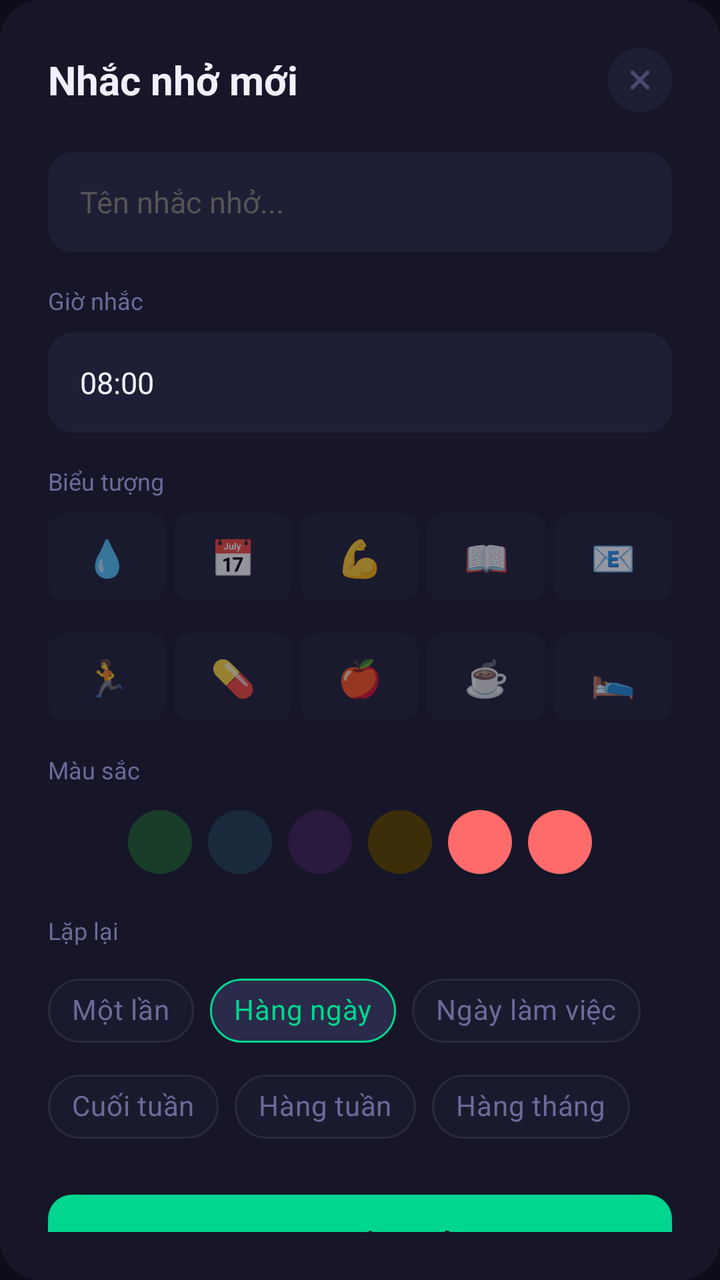
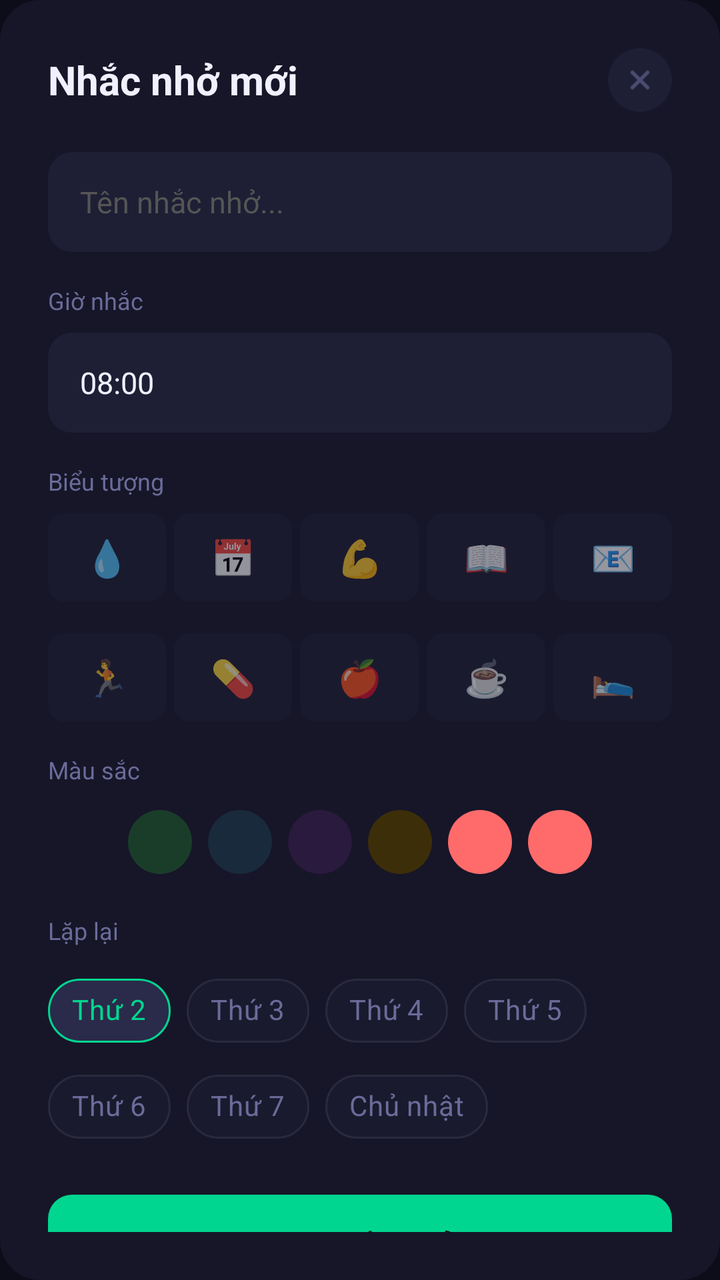

The first picture is an Android layout as it rendered before a commit; the second is the same layout after the commit. The layout source and the unified diff follow.
<!-- AndroidManifest.xml: application theme Theme.NoteApp -->
<!-- res/layout/dialog_new_reminder.xml -->
<?xml version="1.0" encoding="utf-8"?>
<LinearLayout xmlns:android="http://schemas.android.com/apk/res/android"
    android:layout_width="match_parent"
    android:layout_height="wrap_content"
    android:background="@drawable/bg_dialog"
    android:orientation="vertical"
    android:padding="24dp">

    
    <RelativeLayout
        android:layout_width="match_parent"
        android:layout_height="wrap_content"
        android:layout_marginBottom="20dp">

        <TextView
            android:layout_width="wrap_content"
            android:layout_height="wrap_content"
            android:layout_centerVertical="true"
            android:text="Nhắc nhở mới"
            android:textColor="@color/text_primary"
            android:textSize="20sp"
            android:textStyle="bold" />

        <ImageView
            android:id="@+id/btn_close"
            android:layout_width="32dp"
            android:layout_height="32dp"
            android:layout_alignParentEnd="true"
            android:layout_centerVertical="true"
            android:background="@drawable/bg_close_button"
            android:padding="8dp"
            android:src="@android:drawable/ic_menu_close_clear_cancel"
            android:tint="@color/text_secondary" />
    </RelativeLayout>

    
    <EditText
        android:id="@+id/et_reminder_title"
        android:layout_width="match_parent"
        android:layout_height="50dp"
        android:layout_marginBottom="16dp"
        android:background="@drawable/bg_input_field"
        android:hint="Tên nhắc nhở..."
        android:inputType="text"
        android:paddingStart="16dp"
        android:paddingEnd="16dp"
        android:textColor="@color/text_primary"
        android:textColorHint="@color/text_muted"
        android:textSize="15sp" />

    
    <TextView
        android:layout_width="wrap_content"
        android:layout_height="wrap_content"
        android:layout_marginBottom="8dp"
        android:text="Giờ nhắc"
        android:textColor="@color/text_secondary"
        android:textSize="12sp" />

    
    <EditText
        android:id="@+id/et_time"
        android:layout_width="match_parent"
        android:layout_height="50dp"
        android:layout_marginBottom="16dp"
        android:background="@drawable/bg_input_field"
        android:hint="08:00"
        android:inputType="time"
        android:paddingStart="16dp"
        android:paddingEnd="16dp"
        android:textColor="@color/text_primary"
        android:textColorHint="@color/text_muted"
        android:textSize="15sp"
        android:text="08:00" />

    
    <TextView
        android:layout_width="wrap_content"
        android:layout_height="wrap_content"
        android:layout_marginBottom="8dp"
        android:text="Biểu tượng"
        android:textColor="@color/text_secondary"
        android:textSize="12sp" />

    
    <LinearLayout
        android:id="@+id/icon_grid"
        android:layout_width="match_parent"
        android:layout_height="wrap_content"
        android:layout_marginBottom="16dp"
        android:orientation="horizontal">

        <TextView android:id="@+id/icon_0" android:layout_width="0dp" android:layout_height="44dp" android:layout_weight="1" android:layout_marginEnd="4dp" android:background="@drawable/bg_chip_category_default" android:gravity="center" android:text="💧" android:textSize="18sp" />
        <TextView android:id="@+id/icon_1" android:layout_width="0dp" android:layout_height="44dp" android:layout_weight="1" android:layout_marginEnd="4dp" android:background="@drawable/bg_chip_category_default" android:gravity="center" android:text="📅" android:textSize="18sp" />
        <TextView android:id="@+id/icon_2" android:layout_width="0dp" android:layout_height="44dp" android:layout_weight="1" android:layout_marginEnd="4dp" android:background="@drawable/bg_chip_category_default" android:gravity="center" android:text="💪" android:textSize="18sp" />
        <TextView android:id="@+id/icon_3" android:layout_width="0dp" android:layout_height="44dp" android:layout_weight="1" android:layout_marginEnd="4dp" android:background="@drawable/bg_chip_category_default" android:gravity="center" android:text="📖" android:textSize="18sp" />
        <TextView android:id="@+id/icon_4" android:layout_width="0dp" android:layout_height="44dp" android:layout_weight="1" android:background="@drawable/bg_chip_category_default" android:gravity="center" android:text="📧" android:textSize="18sp" />
    </LinearLayout>

    <LinearLayout
        android:layout_width="match_parent"
        android:layout_height="wrap_content"
        android:layout_marginBottom="16dp"
        android:orientation="horizontal">

        <TextView android:id="@+id/icon_5" android:layout_width="0dp" android:layout_height="44dp" android:layout_weight="1" android:layout_marginEnd="4dp" android:background="@drawable/bg_chip_category_default" android:gravity="center" android:text="🏃" android:textSize="18sp" />
        <TextView android:id="@+id/icon_6" android:layout_width="0dp" android:layout_height="44dp" android:layout_weight="1" android:layout_marginEnd="4dp" android:background="@drawable/bg_chip_category_default" android:gravity="center" android:text="💊" android:textSize="18sp" />
        <TextView android:id="@+id/icon_7" android:layout_width="0dp" android:layout_height="44dp" android:layout_weight="1" android:layout_marginEnd="4dp" android:background="@drawable/bg_chip_category_default" android:gravity="center" android:text="🍎" android:textSize="18sp" />
        <TextView android:id="@+id/icon_8" android:layout_width="0dp" android:layout_height="44dp" android:layout_weight="1" android:layout_marginEnd="4dp" android:background="@drawable/bg_chip_category_default" android:gravity="center" android:text="☕" android:textSize="18sp" />
        <TextView android:id="@+id/icon_9" android:layout_width="0dp" android:layout_height="44dp" android:layout_weight="1" android:background="@drawable/bg_chip_category_default" android:gravity="center" android:text="🛌" android:textSize="18sp" />
    </LinearLayout>

    
    <TextView
        android:layout_width="wrap_content"
        android:layout_height="wrap_content"
        android:layout_marginBottom="8dp"
        android:text="Màu sắc"
        android:textColor="@color/text_secondary"
        android:textSize="12sp" />

    
    <LinearLayout
        android:id="@+id/color_picker"
        android:layout_width="match_parent"
        android:layout_height="wrap_content"
        android:layout_marginBottom="16dp"
        android:gravity="center"
        android:orientation="horizontal">

        <View android:id="@+id/color_0" android:layout_width="32dp" android:layout_height="32dp" android:layout_margin="4dp" android:background="@drawable/circle_icon_green" />
        <View android:id="@+id/color_1" android:layout_width="32dp" android:layout_height="32dp" android:layout_margin="4dp" android:background="@drawable/circle_icon_blue" />
        <View android:id="@+id/color_2" android:layout_width="32dp" android:layout_height="32dp" android:layout_margin="4dp" android:background="@drawable/circle_icon_purple" />
        <View android:id="@+id/color_3" android:layout_width="32dp" android:layout_height="32dp" android:layout_margin="4dp" android:background="@drawable/circle_icon_yellow" />
        <View android:id="@+id/color_4" android:layout_width="32dp" android:layout_height="32dp" android:layout_margin="4dp" android:background="@drawable/circle_icon_red" />
        <View android:id="@+id/color_5" android:layout_width="32dp" android:layout_height="32dp" android:layout_margin="4dp" android:background="@drawable/circle_icon_red" />
    </LinearLayout>

    
    <TextView
        android:layout_width="wrap_content"
        android:layout_height="wrap_content"
        android:layout_marginBottom="8dp"
        android:text="Lặp lại"
        android:textColor="@color/text_secondary"
        android:textSize="12sp" />

    
    <com.google.android.material.chip.ChipGroup
        android:id="@+id/chip_group_repeat"
        android:layout_width="match_parent"
        android:layout_height="wrap_content"
        android:layout_marginBottom="20dp"
        app:singleSelection="true"
        xmlns:app="http://schemas.android.com/apk/res-auto">

        <com.google.android.material.chip.Chip
            android:id="@+id/chip_once"
            style="@style/Widget.MaterialComponents.Chip.Choice"
            android:layout_width="wrap_content"
            android:layout_height="wrap_content"
            android:text="Một lần"
            android:textColor="@color/text_secondary"
            app:chipBackgroundColor="@color/chip_default"
            app:chipStrokeColor="@color/chip_border"
            app:chipStrokeWidth="1dp" />

        <com.google.android.material.chip.Chip
            android:id="@+id/chip_daily"
            style="@style/Widget.MaterialComponents.Chip.Choice"
            android:layout_width="wrap_content"
            android:layout_height="wrap_content"
            android:text="Hàng ngày"
            android:textColor="@color/accent_green"
            app:chipBackgroundColor="@color/chip_selected"
            app:chipStrokeColor="@color/accent_green"
            app:chipStrokeWidth="1dp"
            android:checked="true" />

        <com.google.android.material.chip.Chip
            android:id="@+id/chip_workdays"
            style="@style/Widget.MaterialComponents.Chip.Choice"
            android:layout_width="wrap_content"
            android:layout_height="wrap_content"
            android:text="Ngày làm việc"
            android:textColor="@color/text_secondary"
            app:chipBackgroundColor="@color/chip_default"
            app:chipStrokeColor="@color/chip_border"
            app:chipStrokeWidth="1dp" />

        <com.google.android.material.chip.Chip
            android:id="@+id/chip_weekend"
            style="@style/Widget.MaterialComponents.Chip.Choice"
            android:layout_width="wrap_content"
            android:layout_height="wrap_content"
            android:text="Cuối tuần"
            android:textColor="@color/text_secondary"
            app:chipBackgroundColor="@color/chip_default"
            app:chipStrokeColor="@color/chip_border"
            app:chipStrokeWidth="1dp" />

        <com.google.android.material.chip.Chip
            android:id="@+id/chip_weekly"
            style="@style/Widget.MaterialComponents.Chip.Choice"
            android:layout_width="wrap_content"
            android:layout_height="wrap_content"
            android:text="Hàng tuần"
            android:textColor="@color/text_secondary"
            app:chipBackgroundColor="@color/chip_default"
            app:chipStrokeColor="@color/chip_border"
            app:chipStrokeWidth="1dp" />

        <com.google.android.material.chip.Chip
            android:id="@+id/chip_monthly"
            style="@style/Widget.MaterialComponents.Chip.Choice"
            android:layout_width="wrap_content"
            android:layout_height="wrap_content"
            android:text="Hàng tháng"
            android:textColor="@color/text_secondary"
            app:chipBackgroundColor="@color/chip_default"
            app:chipStrokeColor="@color/chip_border"
            app:chipStrokeWidth="1dp" />
    </com.google.android.material.chip.ChipGroup>

    
    <TextView
        android:id="@+id/btn_add_reminder"
        android:layout_width="match_parent"
        android:layout_height="50dp"
        android:background="@drawable/bg_button_primary"
        android:gravity="center"
        android:text="Tạo nhắc nhở"
        android:textColor="@color/bg_dark"
        android:textSize="16sp"
        android:textStyle="bold" />

</LinearLayout>
<!-- resources referenced by this layout -->
<resources>
  <color name="accent_green">#00D68F</color>
  <color name="bg_dark">#0D0D1A</color>
  <color name="chip_border">#2A2A3E</color>
  <color name="chip_default">#1A1A2E</color>
  <color name="chip_selected">#2A2A4A</color>
  <color name="text_muted">#555555</color>
  <color name="text_primary">#F0F0FF</color>
  <color name="text_secondary">#6B6B9A</color>
  <!-- drawable bg_button_primary (drawable) -->
  <?xml version="1.0" encoding="utf-8"?>
  <shape xmlns:android="http://schemas.android.com/apk/res/android">
      <solid android:color="@color/accent_green" />
      <corners android:radius="12dp" />
  </shape>
  <!-- drawable bg_chip_category_default (drawable) -->
  <?xml version="1.0" encoding="utf-8"?>
  <shape xmlns:android="http://schemas.android.com/apk/res/android">
      <solid android:color="@color/chip_default" />
      <corners android:radius="8dp" />
  </shape>
  <!-- drawable bg_close_button (drawable) -->
  <?xml version="1.0" encoding="utf-8"?>
  <shape xmlns:android="http://schemas.android.com/apk/res/android"
      android:shape="oval">
      <solid android:color="@color/bg_card_lighter" />
  </shape>
  <!-- drawable bg_dialog (drawable) -->
  <?xml version="1.0" encoding="utf-8"?>
  <shape xmlns:android="http://schemas.android.com/apk/res/android">
      <solid android:color="@color/bg_card" />
      <corners android:radius="20dp" />
  </shape>
  <!-- drawable bg_input_field (drawable) -->
  <?xml version="1.0" encoding="utf-8"?>
  <shape xmlns:android="http://schemas.android.com/apk/res/android">
      <solid android:color="@color/bg_card_lighter" />
      <corners android:radius="12dp" />
  </shape>
  <!-- drawable circle_icon_blue (drawable) -->
  <?xml version="1.0" encoding="utf-8"?>
  <shape xmlns:android="http://schemas.android.com/apk/res/android"
      android:shape="oval">
      <solid android:color="#1A2A3D" />
      <size android:width="40dp" android:height="40dp" />
  </shape>
  <!-- drawable circle_icon_green (drawable) -->
  <?xml version="1.0" encoding="utf-8"?>
  <shape xmlns:android="http://schemas.android.com/apk/res/android"
      android:shape="oval">
      <solid android:color="#1A3D2A" />
      <size android:width="40dp" android:height="40dp" />
  </shape>
  <!-- drawable circle_icon_purple (drawable) -->
  <?xml version="1.0" encoding="utf-8"?>
  <shape xmlns:android="http://schemas.android.com/apk/res/android"
      android:shape="oval">
      <solid android:color="#2A1A3D" />
      <size android:width="40dp" android:height="40dp" />
  </shape>
  <!-- drawable circle_icon_yellow (drawable) -->
  <?xml version="1.0" encoding="utf-8"?>
  <shape xmlns:android="http://schemas.android.com/apk/res/android"
      android:shape="oval">
      <solid android:color="#3D2E0A" />
      <size android:width="40dp" android:height="40dp" />
  </shape>
  <color name="bg_card_lighter">#1E1E35</color>
  <color name="bg_card">#161628</color>
  <color name="accent_red">#FF6B6B</color>
  <color name="accent_green_dark">#00B377</color>
  <color name="accent_purple">#7C3AED</color>
  <color name="accent_purple_light">#B388FF</color>
  <!-- unchanged entries left out for length: 2 -->
</resources>

<!-- the commit's change to res/layout/dialog_new_reminder.xml (unified diff, before → after) -->
@@ -64,8 +64,10 @@
         android:layout_height="50dp"
         android:layout_marginBottom="16dp"
         android:background="@drawable/bg_input_field"
+        android:focusable="false"
+        android:clickable="true"
         android:hint="08:00"
-        android:inputType="time"
+        android:inputType="none"
         android:paddingStart="16dp"
         android:paddingEnd="16dp"
         android:textColor="@color/text_primary"
@@ -151,74 +153,85 @@
         android:layout_width="match_parent"
         android:layout_height="wrap_content"
         android:layout_marginBottom="20dp"
-        app:singleSelection="true"
+        app:singleSelection="false"
         xmlns:app="http://schemas.android.com/apk/res-auto">
 
         <com.google.android.material.chip.Chip
-            android:id="@+id/chip_once"
-            style="@style/Widget.MaterialComponents.Chip.Choice"
-            android:layout_width="wrap_content"
-            android:layout_height="wrap_content"
-            android:text="Một lần"
-            android:textColor="@color/text_secondary"
-            app:chipBackgroundColor="@color/chip_default"
-            app:chipStrokeColor="@color/chip_border"
-            app:chipStrokeWidth="1dp" />
-
-        <com.google.android.material.chip.Chip
-            android:id="@+id/chip_daily"
-            style="@style/Widget.MaterialComponents.Chip.Choice"
-            android:layout_width="wrap_content"
-            android:layout_height="wrap_content"
-            android:text="Hàng ngày"
-            android:textColor="@color/accent_green"
-            app:chipBackgroundColor="@color/chip_selected"
-            app:chipStrokeColor="@color/accent_green"
+            android:id="@+id/chip_mon"
+            style="@style/Widget.MaterialComponents.Chip.Choice"
+            android:layout_width="wrap_content"
+            android:layout_height="wrap_content"
+            android:text="Thứ 2"
+            android:textColor="@drawable/chip_repeat_text_selector"
+            app:chipBackgroundColor="@drawable/chip_repeat_bg_selector"
+            app:chipStrokeColor="@drawable/chip_repeat_stroke_selector"
             app:chipStrokeWidth="1dp"
             android:checked="true" />
 
         <com.google.android.material.chip.Chip
-            android:id="@+id/chip_workdays"
-            style="@style/Widget.MaterialComponents.Chip.Choice"
-            android:layout_width="wrap_content"
-            android:layout_height="wrap_content"
-            android:text="Ngày làm việc"
-            android:textColor="@color/text_secondary"
-            app:chipBackgroundColor="@color/chip_default"
-            app:chipStrokeColor="@color/chip_border"
-            app:chipStrokeWidth="1dp" />
-
-        <com.google.android.material.chip.Chip
-            android:id="@+id/chip_weekend"
-            style="@style/Widget.MaterialComponents.Chip.Choice"
-            android:layout_width="wrap_content"
-            android:layout_height="wrap_content"
-            android:text="Cuối tuần"
-            android:textColor="@color/text_secondary"
-            app:chipBackgroundColor="@color/chip_default"
-            app:chipStrokeColor="@color/chip_border"
-            app:chipStrokeWidth="1dp" />
-
-        <com.google.android.material.chip.Chip
-            android:id="@+id/chip_weekly"
-            style="@style/Widget.MaterialComponents.Chip.Choice"
-            android:layout_width="wrap_content"
-            android:layout_height="wrap_content"
-            android:text="Hàng tuần"
-            android:textColor="@color/text_secondary"
-            app:chipBackgroundColor="@color/chip_default"
-            app:chipStrokeColor="@color/chip_border"
-            app:chipStrokeWidth="1dp" />
-
-        <com.google.android.material.chip.Chip
-            android:id="@+id/chip_monthly"
-            style="@style/Widget.MaterialComponents.Chip.Choice"
-            android:layout_width="wrap_content"
-            android:layout_height="wrap_content"
-            android:text="Hàng tháng"
-            android:textColor="@color/text_secondary"
-            app:chipBackgroundColor="@color/chip_default"
-            app:chipStrokeColor="@color/chip_border"
+            android:id="@+id/chip_tue"
+            style="@style/Widget.MaterialComponents.Chip.Choice"
+            android:layout_width="wrap_content"
+            android:layout_height="wrap_content"
+            android:text="Thứ 3"
+            android:textColor="@drawable/chip_repeat_text_selector"
+            app:chipBackgroundColor="@drawable/chip_repeat_bg_selector"
+            app:chipStrokeColor="@drawable/chip_repeat_stroke_selector"
+            app:chipStrokeWidth="1dp" />
+
+        <com.google.android.material.chip.Chip
+            android:id="@+id/chip_wed"
+            style="@style/Widget.MaterialComponents.Chip.Choice"
+            android:layout_width="wrap_content"
+            android:layout_height="wrap_content"
+            android:text="Thứ 4"
+            android:textColor="@drawable/chip_repeat_text_selector"
+            app:chipBackgroundColor="@drawable/chip_repeat_bg_selector"
+            app:chipStrokeColor="@drawable/chip_repeat_stroke_selector"
+            app:chipStrokeWidth="1dp" />
+
+        <com.google.android.material.chip.Chip
+            android:id="@+id/chip_thu"
+            style="@style/Widget.MaterialComponents.Chip.Choice"
+            android:layout_width="wrap_content"
+            android:layout_height="wrap_content"
+            android:text="Thứ 5"
+            android:textColor="@drawable/chip_repeat_text_selector"
+            app:chipBackgroundColor="@drawable/chip_repeat_bg_selector"
+            app:chipStrokeColor="@drawable/chip_repeat_stroke_selector"
+            app:chipStrokeWidth="1dp" />
+
+        <com.google.android.material.chip.Chip
+            android:id="@+id/chip_fri"
+            style="@style/Widget.MaterialComponents.Chip.Choice"
+            android:layout_width="wrap_content"
+            android:layout_height="wrap_content"
+            android:text="Thứ 6"
+            android:textColor="@drawable/chip_repeat_text_selector"
+            app:chipBackgroundColor="@drawable/chip_repeat_bg_selector"
+            app:chipStrokeColor="@drawable/chip_repeat_stroke_selector"
+            app:chipStrokeWidth="1dp" />
+
+        <com.google.android.material.chip.Chip
+            android:id="@+id/chip_sat"
+            style="@style/Widget.MaterialComponents.Chip.Choice"
+            android:layout_width="wrap_content"
+            android:layout_height="wrap_content"
+            android:text="Thứ 7"
+            android:textColor="@drawable/chip_repeat_text_selector"
+            app:chipBackgroundColor="@drawable/chip_repeat_bg_selector"
+            app:chipStrokeColor="@drawable/chip_repeat_stroke_selector"
+            app:chipStrokeWidth="1dp" />
+
+        <com.google.android.material.chip.Chip
+            android:id="@+id/chip_sun"
+            style="@style/Widget.MaterialComponents.Chip.Choice"
+            android:layout_width="wrap_content"
+            android:layout_height="wrap_content"
+            android:text="Chủ nhật"
+            android:textColor="@drawable/chip_repeat_text_selector"
+            app:chipBackgroundColor="@drawable/chip_repeat_bg_selector"
+            app:chipStrokeColor="@drawable/chip_repeat_stroke_selector"
             app:chipStrokeWidth="1dp" />
     </com.google.android.material.chip.ChipGroup>
 
<!-- resource entries referenced after the edit -->
@@ -38,6 +38,24 @@
       <solid android:color="@color/bg_card_lighter" />
       <corners android:radius="12dp" />
   </shape>
+  <!-- drawable chip_repeat_bg_selector (drawable) -->
+  <?xml version="1.0" encoding="utf-8"?>
+  <selector xmlns:android="http://schemas.android.com/apk/res/android">
+      <item android:color="@color/chip_selected" android:state_checked="true" />
+      <item android:color="@color/chip_default" />
+  </selector>
+  <!-- drawable chip_repeat_stroke_selector (drawable) -->
+  <?xml version="1.0" encoding="utf-8"?>
+  <selector xmlns:android="http://schemas.android.com/apk/res/android">
+      <item android:color="@color/accent_green" android:state_checked="true" />
+      <item android:color="@color/chip_border" />
+  </selector>
+  <!-- drawable chip_repeat_text_selector (drawable) -->
+  <?xml version="1.0" encoding="utf-8"?>
+  <selector xmlns:android="http://schemas.android.com/apk/res/android">
+      <item android:color="@color/accent_green" android:state_checked="true" />
+      <item android:color="@color/text_secondary" />
+  </selector>
   <!-- drawable circle_icon_blue (drawable) -->
   <?xml version="1.0" encoding="utf-8"?>
   <shape xmlns:android="http://schemas.android.com/apk/res/android"
